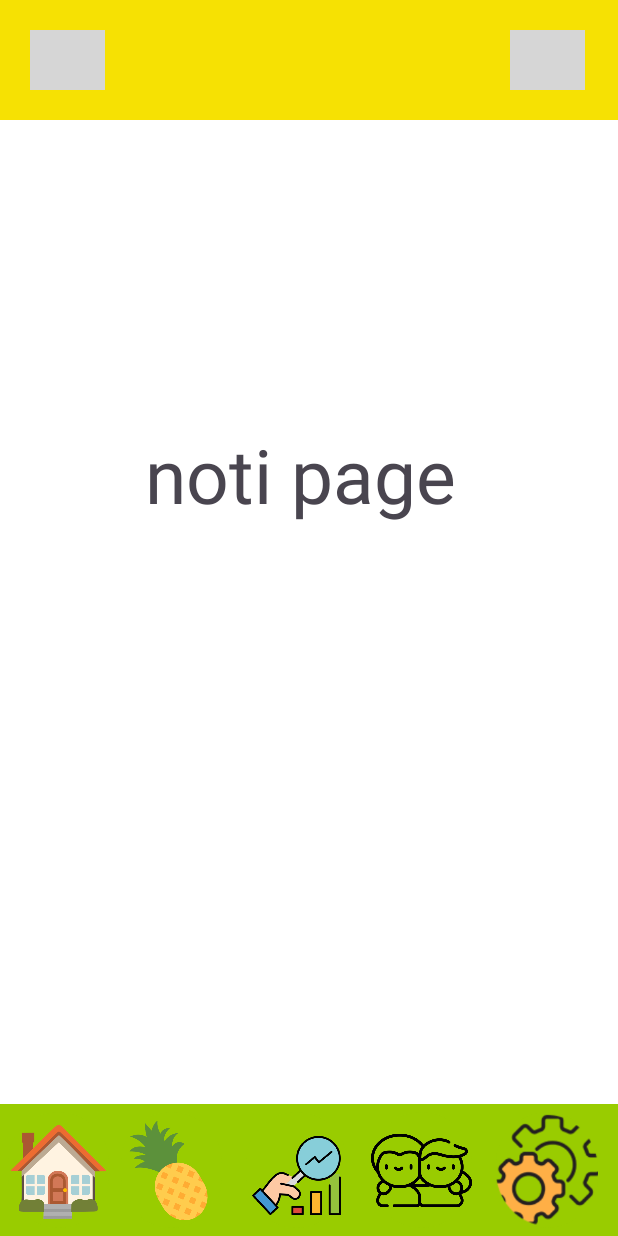
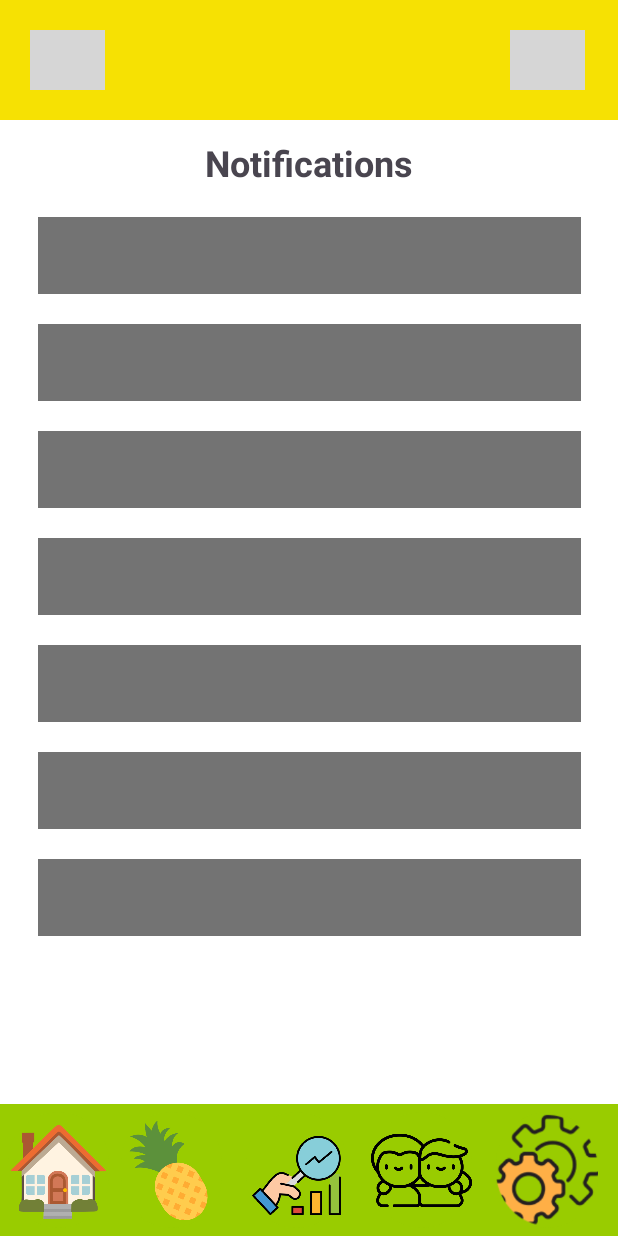
Before and after one commit to snuhcs-course/swpp-2023-project-team-5, an Android app: the NotificationsPageActivity screen opened directly, with no data from a screen before it, on a phone screen of 412 x 824 dp. Run offline under Robolectric (Android 15) with nearby library versions, the phone set to English and light mode, and no system bars; grey boxes are pictures that could not be loaded.

Commit message:
otherPages first commit

```diff
--- a/ImPine/app/src/main/res/layout/notifications_page.xml
+++ b/ImPine/app/src/main/res/layout/notifications_page.xml
@@ -102,15 +102,79 @@
     </LinearLayout>
 
     <TextView
-        android:layout_width="219dp"
-        android:layout_height="251dp"
-        android:text="noti page"
-        android:textSize="50dp"
-
-        app:layout_constraintBottom_toTopOf="@+id/footerBar"
+        android:id="@+id/textViewNotifications"
+        android:layout_width="wrap_content"
+        android:layout_height="wrap_content"
+        android:layout_marginTop="12dp"
+        android:text="Notifications"
+        android:textSize="24sp"
+        android:textStyle="bold"
         app:layout_constraintEnd_toEndOf="parent"
         app:layout_constraintStart_toStartOf="parent"
         app:layout_constraintTop_toBottomOf="@+id/headerBar" />
 
+    <View
+        android:id="@+id/rectangle1"
+        android:layout_width="362dp"
+        android:layout_height="51dp"
+        android:layout_marginTop="20dp"
+        android:background="@color/gray"
+        app:layout_constraintEnd_toEndOf="parent"
+        app:layout_constraintStart_toStartOf="parent"
+        app:layout_constraintTop_toBottomOf="@+id/textViewNotifications" />
+    <View
+        android:id="@+id/rectangle2"
+        android:layout_width="362dp"
+        android:layout_height="51dp"
+        android:layout_marginTop="20dp"
+        android:background="@color/gray"
+    app:layout_constraintTop_toBottomOf="@+id/rectangle1"
+    app:layout_constraintStart_toStartOf="parent"
+    app:layout_constraintEnd_toEndOf="parent" />
+    <View
+        android:id="@+id/rectangle3"
+        android:layout_width="362dp"
+        android:layout_height="51dp"
+        android:layout_marginTop="20dp"
+        android:background="@color/gray"
+        app:layout_constraintTop_toBottomOf="@+id/rectangle2"
+        app:layout_constraintStart_toStartOf="parent"
+        app:layout_constraintEnd_toEndOf="parent" />
+    <View
+        android:id="@+id/rectangle4"
+        android:layout_width="362dp"
+        android:layout_height="51dp"
+        android:layout_marginTop="20dp"
+        android:background="@color/gray"
+        app:layout_constraintTop_toBottomOf="@+id/rectangle3"
+        app:layout_constraintStart_toStartOf="parent"
+        app:layout_constraintEnd_toEndOf="parent" />
+    <View
+        android:id="@+id/rectangle5"
+        android:layout_width="362dp"
+        android:layout_height="51dp"
+        android:layout_marginTop="20dp"
+        android:background="@color/gray"
+        app:layout_constraintTop_toBottomOf="@+id/rectangle4"
+        app:layout_constraintStart_toStartOf="parent"
+        app:layout_constraintEnd_toEndOf="parent" />
+    <View
+        android:id="@+id/rectangle6"
+        android:layout_width="362dp"
+        android:layout_height="51dp"
+        android:layout_marginTop="20dp"
+        android:background="@color/gray"
+        app:layout_constraintTop_toBottomOf="@+id/rectangle5"
+        app:layout_constraintStart_toStartOf="parent"
+        app:layout_constraintEnd_toEndOf="parent" />
+    <View
+        android:id="@+id/rectangle7"
+        android:layout_width="362dp"
+        android:layout_height="51dp"
+        android:layout_marginTop="20dp"
+        android:background="@color/gray"
+        app:layout_constraintTop_toBottomOf="@+id/rectangle6"
+        app:layout_constraintStart_toStartOf="parent"
+        app:layout_constraintEnd_toEndOf="parent" />
 
 </androidx.constraintlayout.widget.ConstraintLayout>
```
